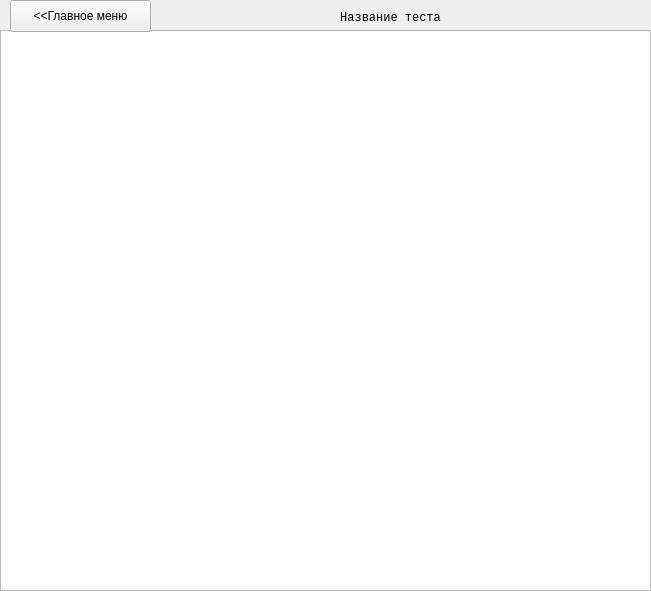
First picture: the form in UIs/ResultsUI.ui, repository NeiroX/TestChecker, before the edit.
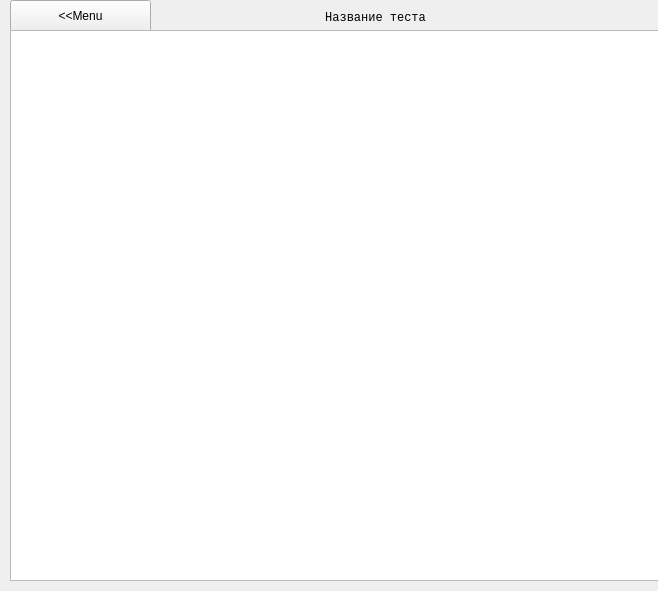
Second picture: the form after the edit.

Commit message: -added system of viewing all test results -added fixed bugs in the answers -micro-changes in .ui files

```diff
--- a/UIs/ResultsUI.ui
+++ b/UIs/ResultsUI.ui
@@ -6,7 +6,7 @@
    <rect>
     <x>0</x>
     <y>0</y>
-    <width>651</width>
+    <width>658</width>
     <height>591</height>
    </rect>
   </property>
@@ -14,16 +14,6 @@
    <string>Results of Test</string>
   </property>
   <widget class="QWidget" name="centralwidget">
-   <widget class="QTableView" name="tableView">
-    <property name="geometry">
-     <rect>
-      <x>0</x>
-      <y>30</y>
-      <width>651</width>
-      <height>561</height>
-     </rect>
-    </property>
-   </widget>
    <widget class="QPushButton" name="mainMenu">
     <property name="geometry">
      <rect>
@@ -34,15 +24,15 @@
      </rect>
     </property>
     <property name="text">
-     <string>&lt;&lt;Главное меню</string>
+     <string>&lt;&lt;Menu</string>
     </property>
    </widget>
    <widget class="QLabel" name="testName">
     <property name="geometry">
      <rect>
-      <x>160</x>
+      <x>150</x>
       <y>10</y>
-      <width>461</width>
+      <width>451</width>
       <height>20</height>
      </rect>
     </property>
@@ -58,6 +48,16 @@
      <set>Qt::AlignHCenter|Qt::AlignTop</set>
     </property>
    </widget>
+   <widget class="QTableWidget" name="table">
+    <property name="geometry">
+     <rect>
+      <x>10</x>
+      <y>30</y>
+      <width>651</width>
+      <height>551</height>
+     </rect>
+    </property>
+   </widget>
   </widget>
  </widget>
  <resources/>
```
The commit also changes 9 other files.
